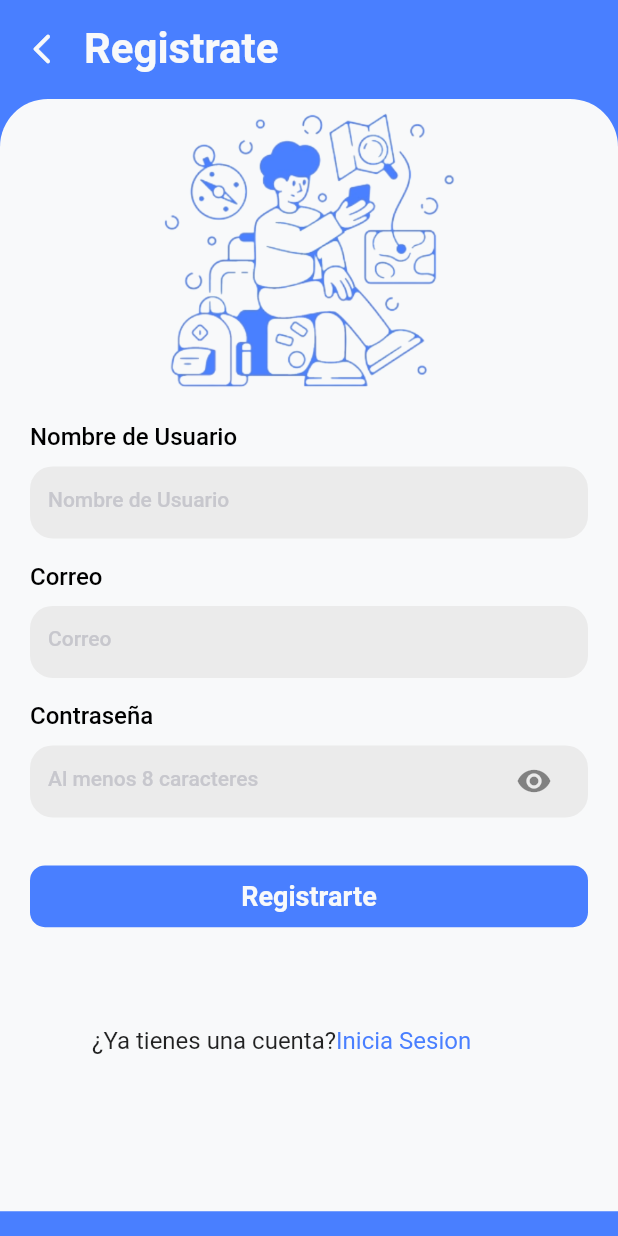
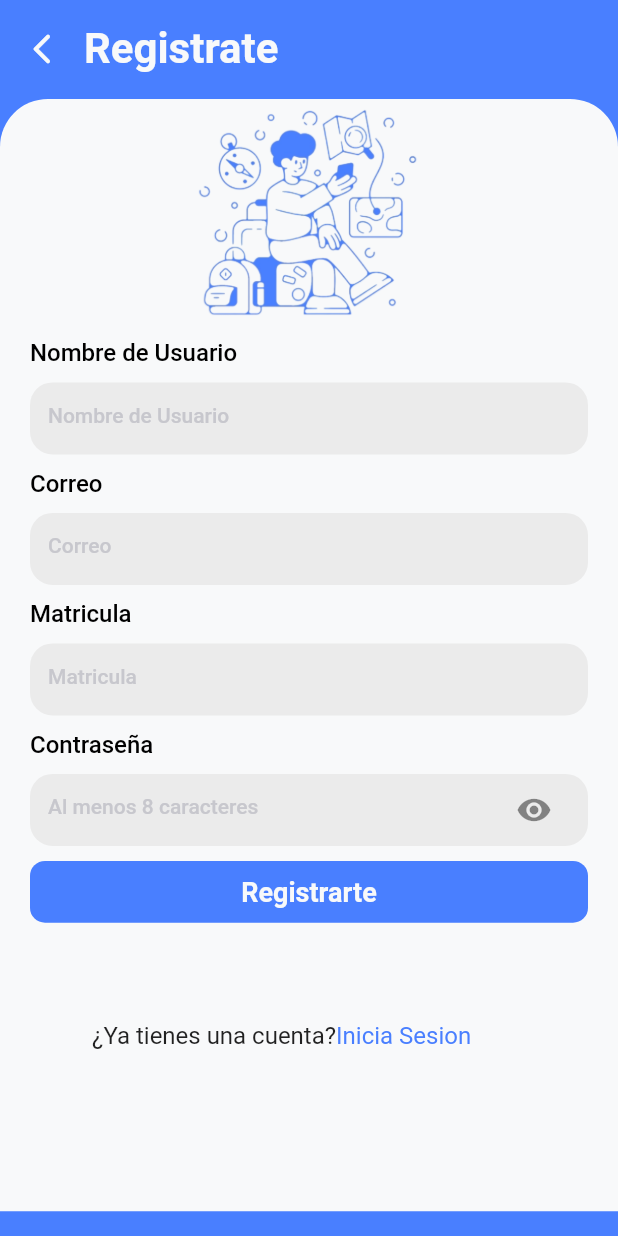
Before and after one commit to AldairGC/StudentButton, a Flutter app: the screen it shows after launch, on a phone screen of 412 x 824 dp. Run offline on Flutter 3.47's test engine with Material 2 defaults, Android fonts, the phone set to English and light mode, and no system bars.

Commit message:
2 commit

```diff
--- a/lib/screens/signin.dart
+++ b/lib/screens/signin.dart
@@ -53,7 +53,7 @@ class _SigninState extends State<Signin> {
                 crossAxisAlignment: CrossAxisAlignment.start,
                 children: [
                   Container(
-                    height: 200,
+                    height: 150,
                     width: MediaQuery.of(context).size.width * 0.8,
                     margin: EdgeInsets.only(
                         left: MediaQuery.of(context).size.width * 0.09),
--- a/lib/screens/signup.dart
+++ b/lib/screens/signup.dart
@@ -53,14 +53,14 @@ class _SignUpState extends State<SignUp> {
                 crossAxisAlignment: CrossAxisAlignment.start,
                 children: [
                   Container(
-                    height: 200,
+                    height: 150,
                     width: MediaQuery.of(context).size.width * 0.8,
                     margin: EdgeInsets.only(
                         left: MediaQuery.of(context).size.width * 0.09),
                     child: Image.asset("assets/images/login.png"),
                   ),
                   const SizedBox(
-                    height: 16,
+                    height: 10,
                   ),
                   CustomFormField(
                     headingText: "Nombre de Usuario",
@@ -73,7 +73,7 @@ class _SignUpState extends State<SignUp> {
                     controller: _userName,
                   ),
                   const SizedBox(
-                    height: 16,
+                    height: 10,
                   ),
                   CustomFormField(
                     headingText: "Correo",
@@ -86,7 +86,20 @@ class _SignUpState extends State<SignUp> {
                     controller: _emailController,
                   ),
                   const SizedBox(
-                    height: 16,
+                    height: 10,
+                  ),
+                  CustomFormField(
+                    headingText: "Matricula",
+                    hintText: "Matricula",
+                    obsecureText: false,
+                    suffixIcon: const SizedBox(),
+                    maxLines: 1,
+                    textInputAction: TextInputAction.done,
+                    textInputType: TextInputType.text,
+                    controller: _userName,
+                  ),
+                  const SizedBox(
+                    height: 10,
                   ),
                   CustomFormField(
                     maxLines: 1,
@@ -100,10 +113,7 @@ class _SignUpState extends State<SignUp> {
                         icon: const Icon(Icons.visibility), onPressed: () {}),
                   ),
                   const SizedBox(
-                    height: 16,
-                  ),
-                  const SizedBox(
-                    height: 16,
+                    height: 10,
                   ),
                   AuthButton(
                     onTap: () {},
```
Also changed, not shown: lib/screens/home.dart (+80 -10 lines).
